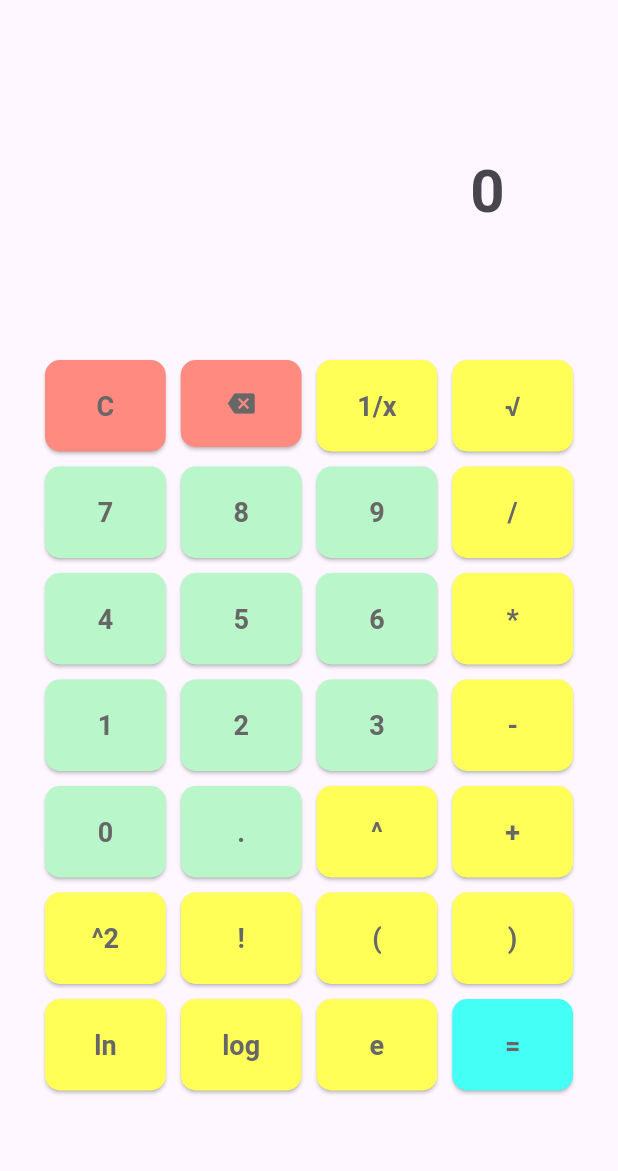
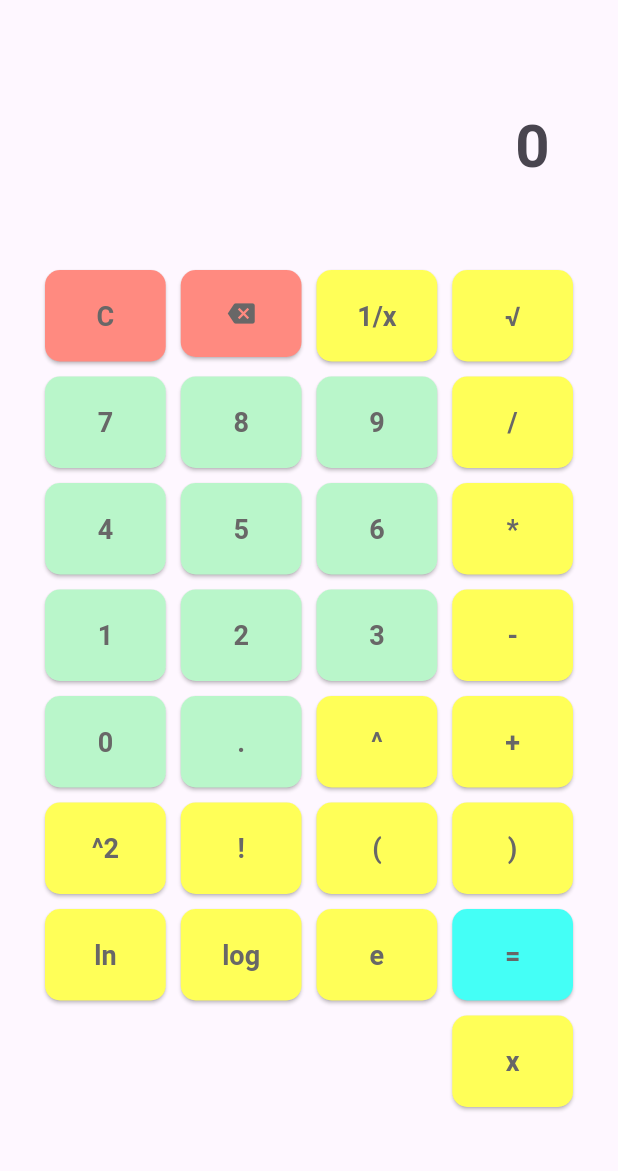
Before and after one commit to taom26/calculadora_grupal, a Flutter app: the screen it shows after launch, on a phone screen of 412 x 824 dp, the part 63-1234 px from its top. Run offline on Flutter 3.47's test engine with Material 3 defaults, Android fonts, the light colour scheme and no system bars; our stand-ins replace math_expressions, shared_preferences.

Commit message:
El diablo

```diff
--- a/lib/CustomWidgets/CalculatorScreen.dart
+++ b/lib/CustomWidgets/CalculatorScreen.dart
@@ -63,7 +63,7 @@ class _CalculatorScreenState extends State<CalculatorScreen> {
           crossAxisAlignment: CrossAxisAlignment.stretch,
           children: [
             Container(
-              padding: const EdgeInsets.all(50),
+              padding: const EdgeInsets.all(20),
               decoration: const BoxDecoration(),
               child: TextField(
                 decoration: const InputDecoration(
@@ -254,6 +254,18 @@ class _CalculatorScreenState extends State<CalculatorScreen> {
                     ),
                   ],
                 ),
+                TableRow(
+                  children: [
+                    const Spacer(),
+                    const Spacer(),
+                    const Spacer(),
+                    CustomButton(
+                      label: 'x',
+                      color: const Color.fromARGB(255, 255, 255, 88),
+                      onPressed: () => appendOperation('x'),
+                    ),
+                  ],
+                ),
               ],
             ),
           ],
```
Also changed, not shown: 1 other file.
